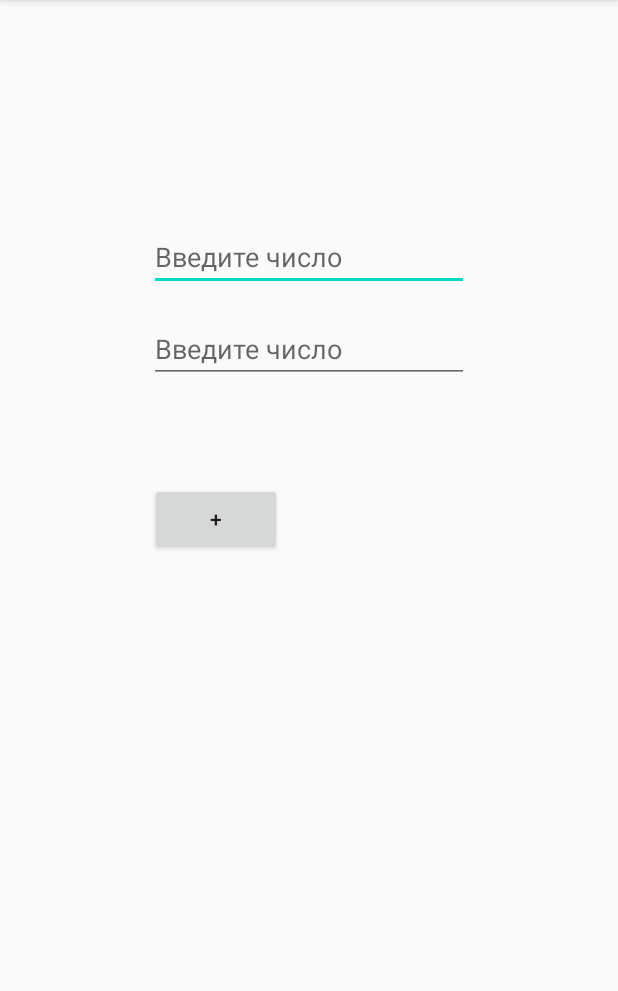
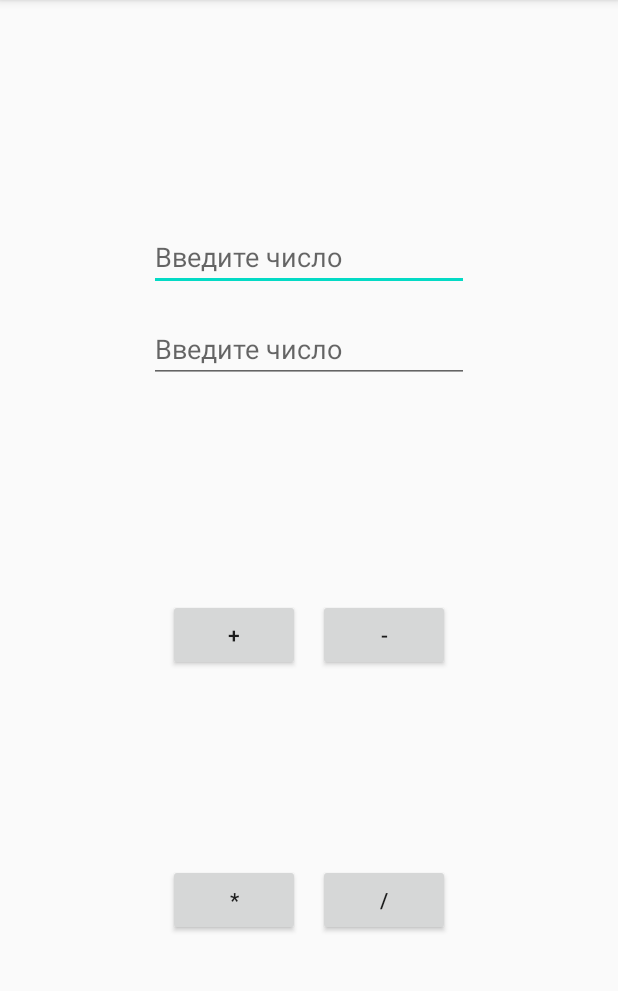
Before and after one commit to astrovoin/Calc, an Android app: the screen it shows after launch (MainActivity), on a phone screen of 412 x 824 dp, the part 84-1075 px from its top. Run offline under Robolectric (Android 15) with nearby library versions, the phone set to English and light mode, and no system bars; 3 statements that could not run were skipped.

Commit message:
Создание остальных функций

```diff
--- a/app/src/main/java/com/example/myapplication/MainActivity.java
+++ b/app/src/main/java/com/example/myapplication/MainActivity.java
@@ -8,6 +8,9 @@ import android.widget.EditText;
 import android.widget.TextView;
 
 public class MainActivity extends AppCompatActivity {
+    EditText el1 = findViewById(R.id.num1);
+    EditText el2 = findViewById(R.id.num2);
+    TextView resText = findViewById(R.id.result);
 
     @Override
     protected void onCreate(Bundle savedInstanceState) {
@@ -16,9 +19,6 @@ public class MainActivity extends AppCompatActivity {
     }
 
     public void onClickPlusBtn ( View v) {
-        EditText el1 = findViewById(R.id.num1);
-        EditText el2 = findViewById(R.id.num2);
-        TextView resText = findViewById(R.id.result);
 
         int num1 = Integer.parseInt(el1.getText().toString());
         int num2 = Integer.parseInt(el2.getText().toString());
@@ -26,4 +26,31 @@ public class MainActivity extends AppCompatActivity {
         resText.setText(Integer.toString(resSum));
 
     }
+    public void onClickMinusBtn ( View v) {
+
+        int num1 = Integer.parseInt(el1.getText().toString());
+        int num2 = Integer.parseInt(el2.getText().toString());
+        int resSum = num1 - num2;
+        resText.setText(Integer.toString(resSum));
+
+    }
+
+    public void onClickMultiplyBtn ( View v) {
+
+        int num1 = Integer.parseInt(el1.getText().toString());
+        int num2 = Integer.parseInt(el2.getText().toString());
+        int resSum = num1 * num2;
+        resText.setText(Integer.toString(resSum));
+
+    }
+
+    public void onClickDelBtn ( View v) {
+
+        int num1 = Integer.parseInt(el1.getText().toString());
+        int num2 = Integer.parseInt(el2.getText().toString());
+        int resSum = num1 / num2;
+        resText.setText(Integer.toString(resSum));
+
+    }
+
 }
--- a/app/src/main/res/layout/activity_main.xml
+++ b/app/src/main/res/layout/activity_main.xml
@@ -39,15 +39,57 @@
         android:layout_width="wrap_content"
         android:layout_height="wrap_content"
         android:layout_marginStart="99dp"
-        android:layout_marginTop="48dp"
-        android:layout_marginEnd="224dp"
-        android:layout_marginBottom="380dp"
+        android:layout_marginTop="32dp"
+        android:layout_marginBottom="8dp"
         android:onClick="onClickPlusBtn"
         android:text="+"
+        app:layout_constraintBottom_toTopOf="@+id/multiplybtn"
+        app:layout_constraintEnd_toStartOf="@+id/minusbtn"
+        app:layout_constraintStart_toStartOf="parent"
+        app:layout_constraintTop_toBottomOf="@+id/num2" />
+
+    <Button
+        android:id="@+id/multiplybtn"
+        android:layout_width="wrap_content"
+        android:layout_height="wrap_content"
+        android:layout_marginStart="99dp"
+        android:layout_marginTop="8dp"
+        android:layout_marginBottom="32dp"
+        android:onClick="onClickMultiplyBtn"
+        android:text="*"
+        app:layout_constraintBottom_toBottomOf="parent"
+        app:layout_constraintEnd_toStartOf="@+id/delbtn"
+        app:layout_constraintStart_toStartOf="parent"
+        app:layout_constraintTop_toBottomOf="@+id/plusbtn" />
+
+    <Button
+        android:id="@+id/minusbtn"
+        android:layout_width="wrap_content"
+        android:layout_height="wrap_content"
+        android:layout_marginTop="32dp"
+        android:layout_marginEnd="99dp"
+        android:layout_marginBottom="8dp"
+        android:onClick="onClickMinusBtn"
+        android:text="-"
+        app:layout_constraintBottom_toTopOf="@+id/delbtn"
+        app:layout_constraintEnd_toEndOf="parent"
+        app:layout_constraintHorizontal_bias="0.0"
+        app:layout_constraintStart_toEndOf="@+id/plusbtn"
+        app:layout_constraintTop_toBottomOf="@+id/num2" />
+
+    <Button
+        android:id="@+id/delbtn"
+        android:layout_width="wrap_content"
+        android:layout_height="wrap_content"
+        android:layout_marginTop="8dp"
+        android:layout_marginEnd="99dp"
+        android:layout_marginBottom="32dp"
+        android:onClick="onClickDelBtn"
+        android:text="/"
         app:layout_constraintBottom_toBottomOf="parent"
         app:layout_constraintEnd_toEndOf="parent"
-        app:layout_constraintStart_toStartOf="parent"
-        app:layout_constraintTop_toBottomOf="@+id/num2" />
+        app:layout_constraintStart_toEndOf="@+id/multiplybtn"
+        app:layout_constraintTop_toBottomOf="@+id/minusbtn" />
 
     <TextView
         android:id="@+id/result"
```
